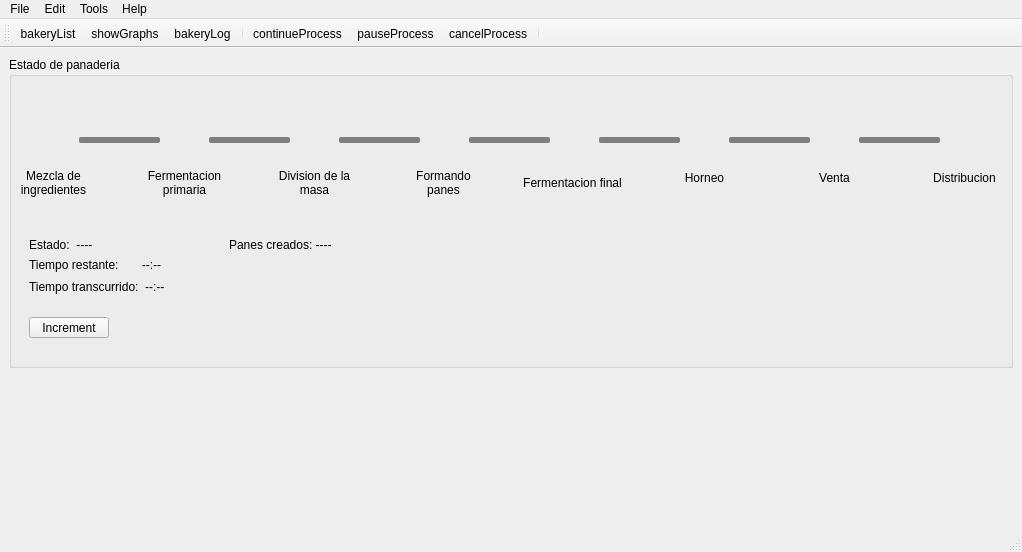
The window that src/ui/ui_forms/mainwindow.ui (richin13/bollo) describes before a commit, drawn with Qt 5.
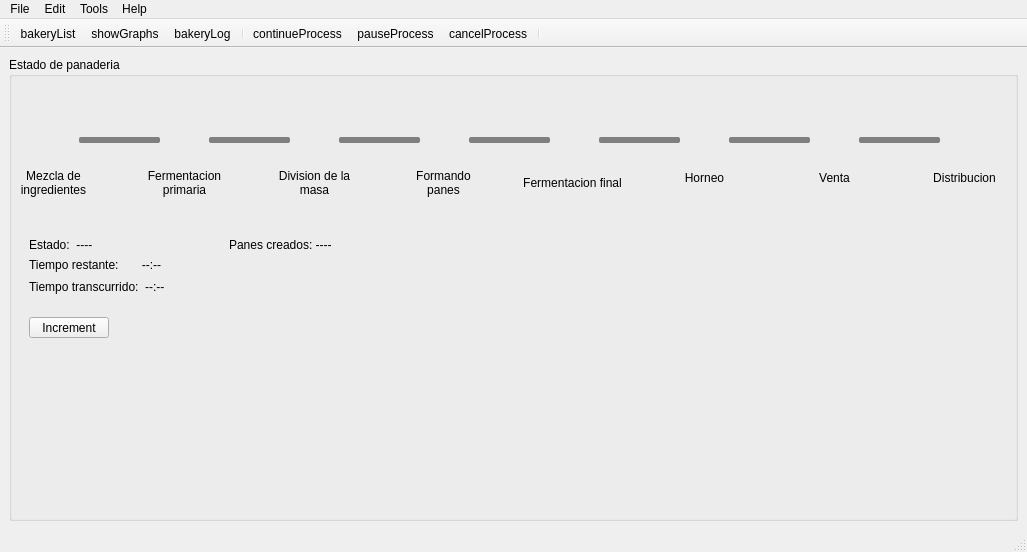
The same window after the commit. Icons and pictures are not drawn.

```diff
--- a/src/ui/ui_forms/mainwindow.ui
+++ b/src/ui/ui_forms/mainwindow.ui
@@ -6,7 +6,7 @@
    <rect>
     <x>0</x>
     <y>0</y>
-    <width>1022</width>
+    <width>1027</width>
     <height>552</height>
    </rect>
   </property>
@@ -19,16 +19,7 @@
   <widget class="QWidget" name="centralWidget">
    <layout class="QVBoxLayout" name="verticalLayout">
     <item>
-     <widget class="QWidget" name="dashboard" native="true">
       <widget class="QGroupBox" name="groupBox">
-       <property name="geometry">
-        <rect>
-         <x>0</x>
-         <y>0</y>
-         <width>1004</width>
-         <height>311</height>
-        </rect>
-       </property>
        <property name="title">
         <string>Estado de panaderia</string>
        </property>
@@ -749,7 +740,6 @@
         </property>
        </widget>
       </widget>
-     </widget>
     </item>
    </layout>
   </widget>
@@ -758,7 +748,7 @@
     <rect>
      <x>0</x>
      <y>0</y>
-     <width>1022</width>
+     <width>1027</width>
      <height>26</height>
     </rect>
    </property>
@@ -787,7 +777,7 @@
     <addaction name="menuTemas"/>
     <addaction name="actionPreferencesPanel"/>
    </widget>
-   <widget class="QMenu" name="menuLog">
+   <widget class="QMenu" name="menuTools">
     <property name="title">
      <string>Tools</string>
     </property>
@@ -804,7 +794,7 @@
    </widget>
    <addaction name="menuFile"/>
    <addaction name="menuEdit"/>
-   <addaction name="menuLog"/>
+   <addaction name="menuTools"/>
    <addaction name="menuHelp"/>
   </widget>
   <widget class="QStatusBar" name="statusbar"/>
```
Left out of the diff: 5 changed lines with no effect on the pictures. Lines whose indentation alone changed are shown as unchanged.
